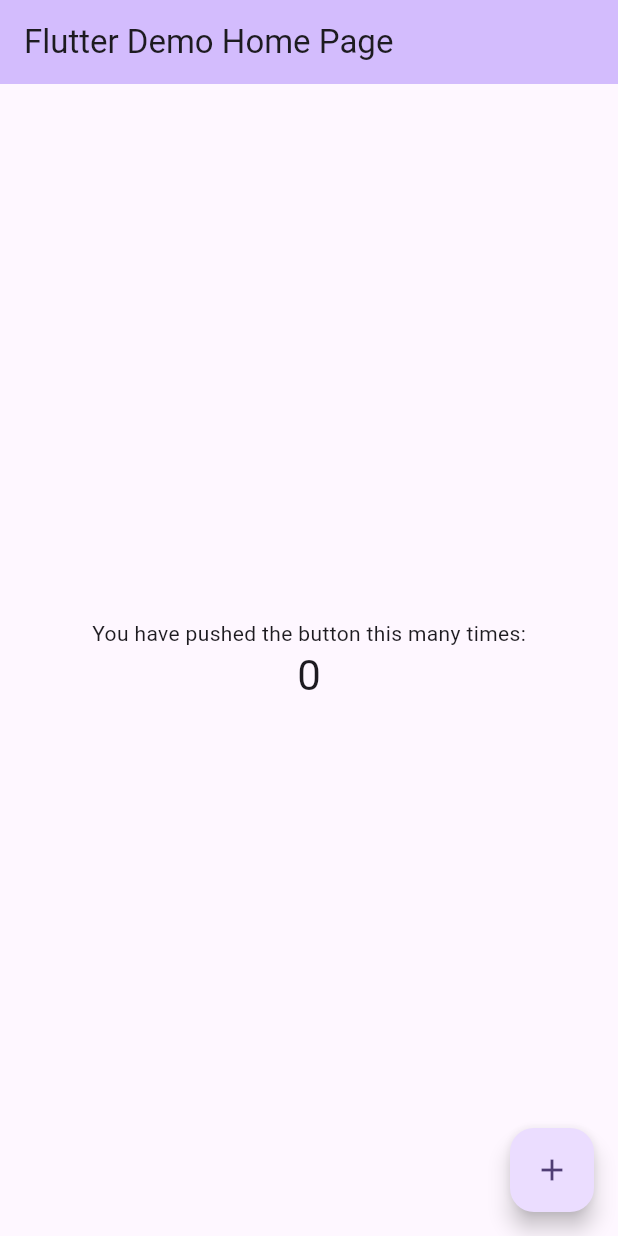
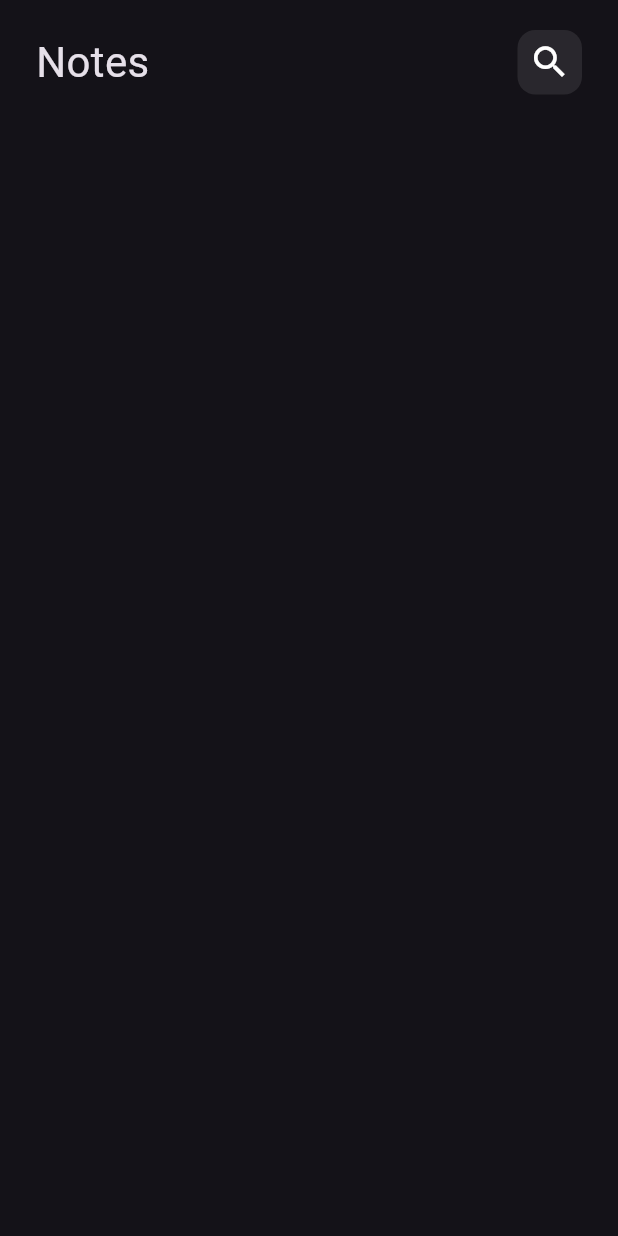
Before and after one commit to KhaledMansour14/Note_app, a Flutter app: the screen it shows after launch, on a phone screen of 412 x 824 dp. Run offline on Flutter 3.47's test engine with Material 3 defaults, Android fonts, the phone set to English and light mode, and no system bars.

Commit message:
Creat Notes List View

```diff
--- a/lib/main.dart
+++ b/lib/main.dart
@@ -1,125 +1,21 @@
 import 'package:flutter/material.dart';
+import 'package:notesapp/views/notes_view.dart';
 
 void main() {
-  runApp(const MyApp());
+  runApp(const NotesApp());
 }
 
-class MyApp extends StatelessWidget {
-  const MyApp({super.key});
+class NotesApp extends StatelessWidget {
+  const NotesApp({super.key});
 
   // This widget is the root of your application.
   @override
   Widget build(BuildContext context) {
     return MaterialApp(
-      title: 'Flutter Demo',
       theme: ThemeData(
-        // This is the theme of your application.
-        //
-        // TRY THIS: Try running your application with "flutter run". You'll see
-        // the application has a purple toolbar. Then, without quitting the app,
-        // try changing the seedColor in the colorScheme below to Colors.green
-        // and then invoke "hot reload" (save your changes or press the "hot
-        // reload" button in a Flutter-supported IDE, or press "r" if you used
-        // the command line to start the app).
-        //
-        // Notice that the counter didn't reset back to zero; the application
-        // state is not lost during the reload. To reset the state, use hot
-        // restart instead.
-        //
-        // This works for code too, not just values: Most code changes can be
-        // tested with just a hot reload.
-        colorScheme: ColorScheme.fromSeed(seedColor: Colors.deepPurple),
-        useMaterial3: true,
+        brightness: Brightness.dark,
       ),
-      home: const MyHomePage(title: 'Flutter Demo Home Page'),
+      home: const NotesView(),
     );
   }
 }
-
-class MyHomePage extends StatefulWidget {
-  const MyHomePage({super.key, required this.title});
-
-  // This widget is the home page of your application. It is stateful, meaning
-  // that it has a State object (defined below) that contains fields that affect
-  // how it looks.
-
-  // This class is the configuration for the state. It holds the values (in this
-  // case the title) provided by the parent (in this case the App widget) and
-  // used by the build method of the State. Fields in a Widget subclass are
-  // always marked "final".
-
-  final String title;
-
-  @override
-  State<MyHomePage> createState() => _MyHomePageState();
-}
-
-class _MyHomePageState extends State<MyHomePage> {
-  int _counter = 0;
-
-  void _incrementCounter() {
-    setState(() {
-      // This call to setState tells the Flutter framework that something has
-      // changed in this State, which causes it to rerun the build method below
-      // so that the display can reflect the updated values. If we changed
-      // _counter without calling setState(), then the build method would not be
-      // called again, and so nothing would appear to happen.
-      _counter++;
-    });
-  }
-
-  @override
-  Widget build(BuildContext context) {
-    // This method is rerun every time setState is called, for instance as done
-    // by the _incrementCounter method above.
-    //
-    // The Flutter framework has been optimized to make rerunning build methods
-    // fast, so that you can just rebuild anything that needs updating rather
-    // than having to individually change instances of widgets.
-    return Scaffold(
-      appBar: AppBar(
-        // TRY THIS: Try changing the color here to a specific color (to
-        // Colors.amber, perhaps?) and trigger a hot reload to see the AppBar
-        // change color while the other colors stay the same.
-        backgroundColor: Theme.of(context).colorScheme.inversePrimary,
-        // Here we take the value from the MyHomePage object that was created by
-        // the App.build method, and use it to set our appbar title.
-        title: Text(widget.title),
-      ),
-      body: Center(
-        // Center is a layout widget. It takes a single child and positions it
-        // in the middle of the parent.
-        child: Column(
-          // Column is also a layout widget. It takes a list of children and
-          // arranges them vertically. By default, it sizes itself to fit its
-          // children horizontally, and tries to be as tall as its parent.
-          //
-          // Column has various properties to control how it sizes itself and
-          // how it positions its children. Here we use mainAxisAlignment to
-          // center the children vertically; the main axis here is the vertical
-          // axis because Columns are vertical (the cross axis would be
-          // horizontal).
-          //
-          // TRY THIS: Invoke "debug painting" (choose the "Toggle Debug Paint"
-          // action in the IDE, or press "p" in the console), to see the
-          // wireframe for each widget.
-          mainAxisAlignment: MainAxisAlignment.center,
-          children: <Widget>[
-            const Text(
-              'You have pushed the button this many times:',
-            ),
-            Text(
-              '$_counter',
-              style: Theme.of(context).textTheme.headlineMedium,
-            ),
-          ],
-        ),
-      ),
-      floatingActionButton: FloatingActionButton(
-        onPressed: _incrementCounter,
-        tooltip: 'Increment',
-        child: const Icon(Icons.add),
-      ), // This trailing comma makes auto-formatting nicer for build methods.
-    );
-  }
-}
--- /dev/null
+++ b/lib/views/notes_view.dart
@@ -0,0 +1,13 @@
+import 'package:flutter/material.dart';
+import 'package:notesapp/widgets/notes_view_body.dart';
+
+class NotesView extends StatelessWidget {
+  const NotesView({super.key});
+
+  @override
+  Widget build(BuildContext context) {
+    return const Scaffold(
+      body: NotesViewBody(),
+    );
+  }
+}
--- /dev/null
+++ b/lib/widgets/custom_app_bar.dart
@@ -0,0 +1,22 @@
+import 'package:flutter/material.dart';
+import 'package:notesapp/widgets/custom_icon.dart';
+
+class CustomAppBar extends StatelessWidget {
+  const CustomAppBar({super.key});
+
+  @override
+  Widget build(BuildContext context) {
+    return const Row(
+      children: [
+        Text(
+          'Notes',
+          style: TextStyle(
+            fontSize: 28,
+          ),
+        ),
+        Spacer(),
+        CustomSearchIcon(),
+      ],
+    );
+  }
+}
--- /dev/null
+++ b/lib/widgets/custom_icon.dart
@@ -0,0 +1,24 @@
+
+import 'package:flutter/material.dart';
+
+class CustomSearchIcon extends StatelessWidget {
+  const CustomSearchIcon({super.key});
+
+  @override
+  Widget build(BuildContext context) {
+    return Container(
+      height: 43,
+      width: 43,
+      decoration: BoxDecoration(
+        color: Colors.white.withOpacity(.09),
+        borderRadius: BorderRadius.circular(12),
+      ),
+      child: const Center(
+          child: Icon(
+        Icons.search,
+        size: 28,
+        color: Colors.white,
+      )),
+    );
+  }
+}
--- /dev/null
+++ b/lib/widgets/notes_view_body.dart
@@ -0,0 +1,20 @@
+import 'package:flutter/material.dart';
+import 'package:notesapp/widgets/custom_app_bar.dart';
+
+class NotesViewBody extends StatelessWidget {
+  const NotesViewBody({super.key});
+  @override
+  Widget build(BuildContext context) {
+    return const Padding(
+      padding: EdgeInsets.symmetric(horizontal: 24,),
+      child: Column(
+        children: [
+          SizedBox(
+            height: 20,
+          ),
+          CustomAppBar(),
+        ],
+      ),
+    );
+  }
+}
```
Also changed, not shown: 1 other file.
